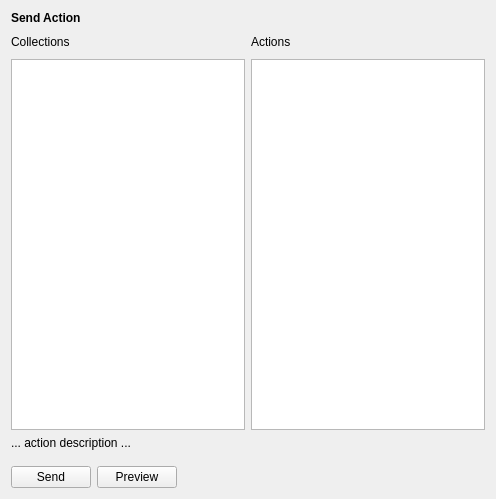
Above: rqt_free_gait_action/resource/FreeGaitActionPlugin.ui from leggedrobotics/free_gait before the change. Below: the same form after it.
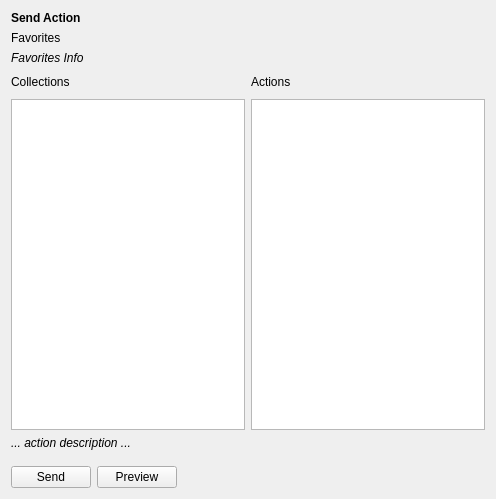
That is the form after the change. Icons and pictures are not drawn.

Commit message:
[rqt_free_gait_action] add favorite actions feature
Right click on a collection and select "Set as favorite". A grid off favorite actions will appear.

Diff of the .ui file:
```diff
--- a/rqt_free_gait_action/resource/FreeGaitActionPlugin.ui
+++ b/rqt_free_gait_action/resource/FreeGaitActionPlugin.ui
@@ -13,6 +13,11 @@
     <height>499</height>
    </rect>
   </property>
+  <property name="font">
+   <font>
+    <italic>false</italic>
+   </font>
+  </property>
   <property name="windowTitle">
    <string>Free Gait Actions</string>
   </property>
@@ -24,6 +29,52 @@
      </property>
     </widget>
    </item>
+   <item>
+    <widget class="QWidget" name="widgetFavorites" native="true">
+     <property name="minimumSize">
+      <size>
+       <width>0</width>
+       <height>0</height>
+      </size>
+     </property>
+     <layout class="QVBoxLayout" name="verticalLayout_2">
+      <property name="leftMargin">
+       <number>0</number>
+      </property>
+      <property name="topMargin">
+       <number>0</number>
+      </property>
+      <property name="rightMargin">
+       <number>0</number>
+      </property>
+      <property name="bottomMargin">
+       <number>0</number>
+      </property>
+      <item>
+       <widget class="QLabel" name="label">
+        <property name="text">
+         <string>Favorites</string>
+        </property>
+       </widget>
+      </item>
+      <item>
+       <widget class="QLabel" name="labelFavoritesInfo">
+        <property name="font">
+         <font>
+          <italic>true</italic>
+         </font>
+        </property>
+        <property name="text">
+         <string>Favorites Info</string>
+        </property>
+       </widget>
+      </item>
+      <item>
+       <layout class="QGridLayout" name="gridLayoutFavorites"/>
+      </item>
+     </layout>
+    </widget>
+   </item>
    <item>
     <layout class="QGridLayout" name="gridLayout">
      <item row="0" column="1">
@@ -85,6 +136,11 @@
    </item>
    <item>
     <widget class="QLabel" name="labelActionDescription">
+     <property name="font">
+      <font>
+       <italic>true</italic>
+      </font>
+     </property>
      <property name="text">
       <string>... action description ...</string>
      </property>
```
The commit also changes 10 other files.
